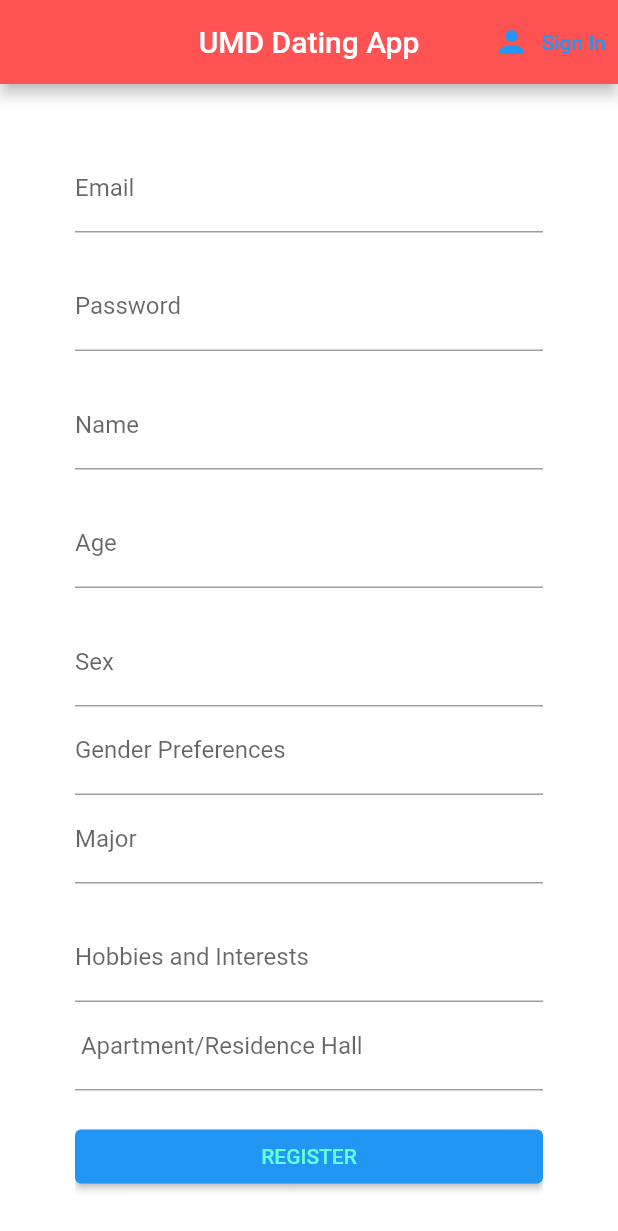
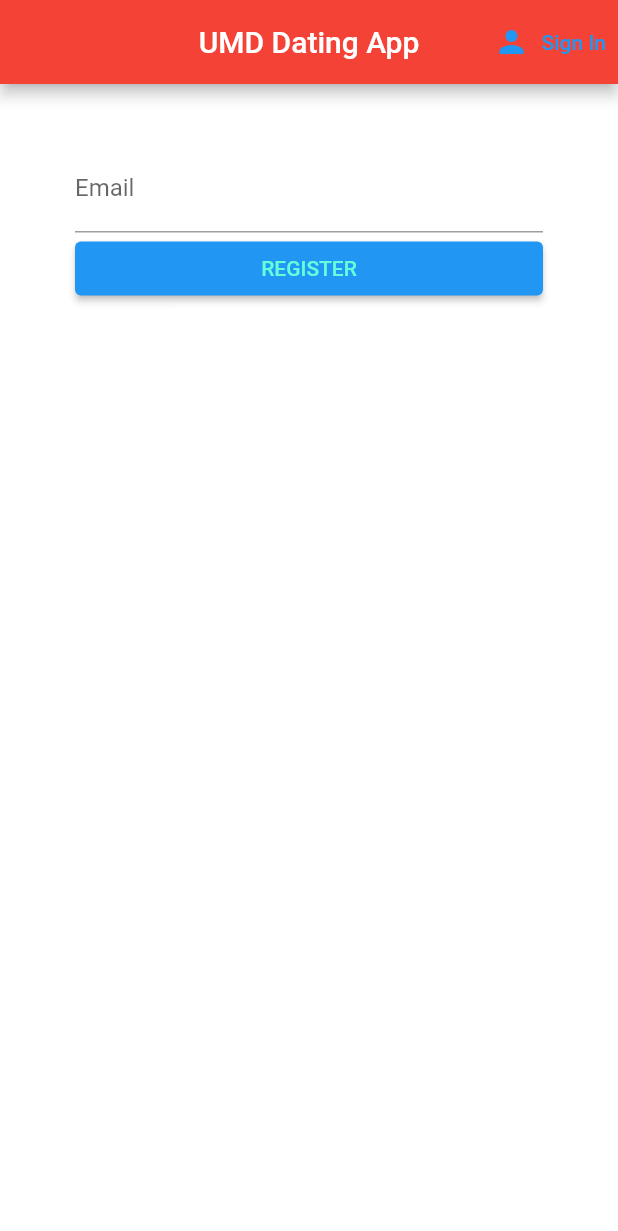
Before and after one commit to kxraan/UMDMatch, a Flutter app: the screen it shows after launch, after a tap on "Register", on a phone screen of 412 x 824 dp. Shown: the top 1231 px of the screen. Run offline on Flutter 3.47's test engine with Material 2 defaults, Android fonts, the phone set to English and light mode, and no system bars; our stand-ins replace cloud_firestore, firebase_auth, firebase_core, image_picker; missing offline and left inert: email_auth; accounts and stored records are empty.

Commit message:
working on sign up

```diff
--- a/lib/screens/authentication/register.dart
+++ b/lib/screens/authentication/register.dart
@@ -27,7 +27,7 @@ class _RegisterState extends State<Register> {
   final AuthService _auth = AuthService();
   final formKey = GlobalKey<FormState>();
   String email = '';
-  String password = '';
+  String password = 'begbeb1';
   String error = '';
   String name = '';
   String age = '';
@@ -39,11 +39,11 @@ class _RegisterState extends State<Register> {
   @override
   Widget build(BuildContext context) {
     return Scaffold(
-        backgroundColor: Colors.white70,
+        backgroundColor: Colors.white,
         appBar: AppBar(
           title: Text("UMD Dating App"),
           centerTitle: true,
-          backgroundColor: Colors.redAccent,
+          backgroundColor: Colors.red,
           actions: [
             TextButton.icon(
                 onPressed:(){
@@ -79,7 +79,7 @@ class _RegisterState extends State<Register> {
                     setState(() => email = val);
                   },
                 ),
-                SizedBox(height: 20),
+               /* SizedBox(height: 20),
                 TextFormField(
                   decoration: InputDecoration(
                     labelText: "Password",
@@ -89,8 +89,8 @@ class _RegisterState extends State<Register> {
                   onChanged: (val) {
                     setState(() => password = val);
                   },
-                ),
-                SizedBox(height: 20),
+                ),*/
+              /*  SizedBox(height: 20),
                 TextFormField(
                   decoration: InputDecoration(
                     labelText: "Name",
@@ -104,8 +104,8 @@ class _RegisterState extends State<Register> {
                   onChanged: (value) {
                     setState(() => name = value);
                   },
-                ),
-                SizedBox(height: 20),
+                ),*/
+               /* SizedBox(height: 20),
                 TextFormField(
                   decoration: InputDecoration(
                     labelText: "Age",
@@ -119,8 +119,8 @@ class _RegisterState extends State<Register> {
                   onChanged: (value) {
                     setState(() => age = value);
                   },
-                ),
-                SizedBox(height: 20),
+                ),*/
+               /* SizedBox(height: 20),
                 TextFormField(
                   decoration: InputDecoration(
                     labelText: "Sex",
@@ -135,8 +135,8 @@ class _RegisterState extends State<Register> {
                   onChanged: (value) {
                     setState(() => sex = value);
                   },
-                ),
-                TextFormField(
+                ),*/
+                /*TextFormField(
                   decoration: InputDecoration(
                     labelText: "Gender Preferences",
                   ),
@@ -150,8 +150,8 @@ class _RegisterState extends State<Register> {
                   onChanged: (value) {
                     setState(() => genderpref = value);
                   },
-                ),
-                TextFormField(
+                ),*/
+               /* TextFormField(
                   decoration: InputDecoration(
                     labelText: "Major",
                   ),
@@ -165,8 +165,8 @@ class _RegisterState extends State<Register> {
                   onChanged: (value) {
                     setState(() => major = value);
                   },
-                ),
-                SizedBox(height: 20),
+                ),*/
+               /* SizedBox(height: 20),
                 TextFormField(
                   decoration: InputDecoration(
                     labelText: "Hobbies and Interests",
@@ -181,8 +181,8 @@ class _RegisterState extends State<Register> {
                   onChanged: (value) {
                     setState(() => hobbies = value);
                   },
-                ),
-                TextFormField(
+                ),*/
+               /* TextFormField(
                   decoration: InputDecoration(
                     labelText: " Apartment/Residence Hall ",
                   ),
@@ -196,8 +196,8 @@ class _RegisterState extends State<Register> {
                   onChanged: (value) {
                     setState(() => location = value);
                   },
-                ),
-                SizedBox(height: 20),
+                )*/
+             /*   SizedBox(height: 20),*/
                 ElevatedButton(
                     onPressed: () async {
                       if(formKey.currentState!.validate()) {
@@ -213,11 +213,11 @@ class _RegisterState extends State<Register> {
                     )
 
                 ),
-                SizedBox(height: 20),
-                Text(
+               /* SizedBox(height: 20),*/
+                /*Text(
                   error,
                   style: TextStyle(color: Colors.red, fontSize: 14.0),
-                )
+                )*/
 
               ],
             ),
--- a/lib/screens/authentication/sign_in.dart
+++ b/lib/screens/authentication/sign_in.dart
@@ -64,7 +64,7 @@ class _SignInState extends State<SignIn> {
   @override
   Widget build(BuildContext context) {
     return Scaffold(
-        backgroundColor: Colors.white70,
+        backgroundColor: Colors.white,
         appBar: AppBar(
           title: Text("UMD MATCH"),
           centerTitle: true,
@@ -115,7 +115,7 @@ class _SignInState extends State<SignIn> {
                   },
                 ),
                 SizedBox(height: 20),
-                ElevatedButton(
+                /*ElevatedButton(
                     onPressed: () async{
 
                     },
@@ -129,7 +129,7 @@ class _SignInState extends State<SignIn> {
                       ),
 
 
-                ),
+                ),*/
                 ElevatedButton(
                     onPressed: () async {
 
```
Also changed, not shown: 1 other file.
